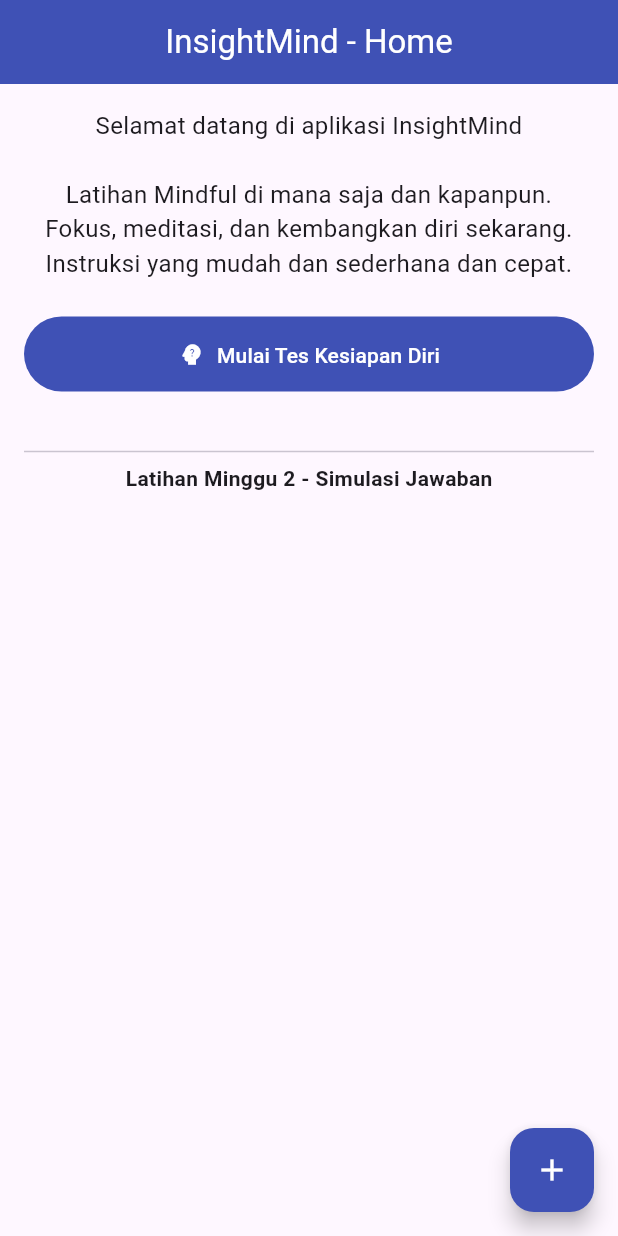
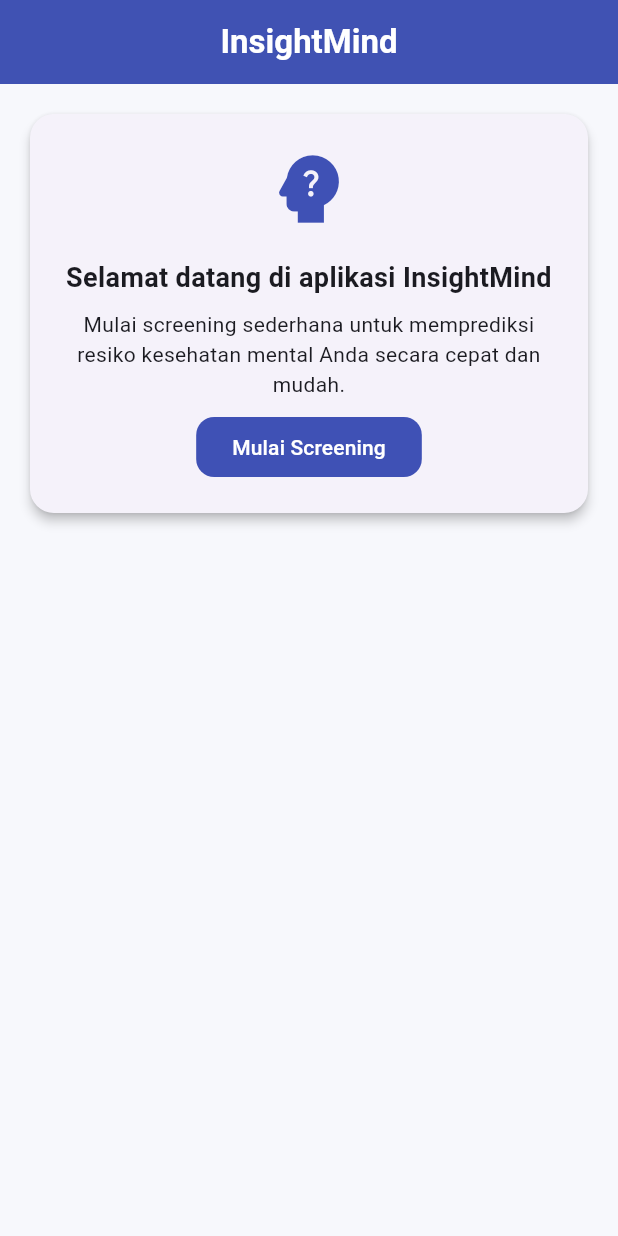
Before and after one commit to Alfian57/insightmind, a Flutter app: the screen it shows after launch, on a phone screen of 412 x 824 dp. Run offline on Flutter 3.47's test engine with Material 3 defaults, Android fonts, the phone set to English and light mode, and no system bars; our stand-ins replace flutter_riverpod; Roboto replaces fonts that are missing (Poppins).

Commit message:
feat: update UI

```diff
--- a/lib/app.dart
+++ b/lib/app.dart
@@ -9,7 +9,32 @@ class App extends StatelessWidget {
     return MaterialApp(
       title: 'InsightMind',
       debugShowCheckedModeBanner: false,
-      theme: ThemeData(primarySwatch: Colors.indigo, useMaterial3: true),
+      theme: ThemeData(
+        colorScheme: ColorScheme.fromSeed(
+          seedColor: Colors.indigo,
+          brightness: Brightness.light,
+        ),
+        textTheme: const TextTheme(
+          bodyMedium: TextStyle(fontFamily: 'Poppins', fontSize: 14),
+          titleLarge: TextStyle(fontWeight: FontWeight.bold),
+        ),
+        appBarTheme: const AppBarTheme(
+          backgroundColor: Colors.indigo,
+          foregroundColor: Colors.white,
+          centerTitle: true,
+          elevation: 2,
+        ),
+        filledButtonTheme: FilledButtonThemeData(
+          style: FilledButton.styleFrom(
+            backgroundColor: Colors.indigo,
+            foregroundColor: Colors.white,
+            shape: const RoundedRectangleBorder(
+              borderRadius: BorderRadius.all(Radius.circular(12)),
+            ),
+          ),
+        ),
+        scaffoldBackgroundColor: const Color(0xFFF7F8FC),
+      ),
       home: const HomePage(),
     );
   }
--- a/lib/features/insightmind/presentation/pages/home_page.dart
+++ b/lib/features/insightmind/presentation/pages/home_page.dart
@@ -11,76 +11,87 @@ class HomePage extends ConsumerWidget {
     final answers = ref.watch(answersProvider);
 
     return Scaffold(
-      appBar: AppBar(
-        title: const Text('InsightMind - Home'),
-        backgroundColor: Colors.indigo,
-        foregroundColor: Colors.white,
-        centerTitle: true,
-      ),
-      body: Padding(
+      appBar: AppBar(title: const Text('InsightMind')),
+      body: ListView(
         padding: const EdgeInsets.all(16),
-        child: Column(
+        children: [
+          Column(
             crossAxisAlignment: CrossAxisAlignment.center,
             children: [
-            const Text(
-              'Selamat datang di aplikasi InsightMind\n\n'
-              'Latihan Mindful di mana saja dan kapanpun.\n'
-              'Fokus, meditasi, dan kembangkan diri sekarang.\n'
-              'Instruksi yang mudah dan sederhana dan cepat.',
+              Card(
+                shape: RoundedRectangleBorder(
+                  borderRadius: BorderRadius.circular(16),
+                ),
+                elevation: 3,
+                child: Padding(
+                  padding: const EdgeInsets.all(20),
+                  child: Column(
+                    children: [
+                      const Icon(
+                        Icons.psychology_alt,
+                        size: 60,
+                        color: Colors.indigo,
+                      ),
+                      const SizedBox(height: 16),
+                      Text(
+                        'Selamat datang di aplikasi InsightMind',
+                        style: TextStyle(
+                          fontSize: 18,
+                          fontWeight: FontWeight.bold,
+                        ),
                         textAlign: TextAlign.center,
-              style: TextStyle(fontSize: 16),
                       ),
-            const SizedBox(height: 24),
-
-            // Tombol menuju ScreeningPage
-            SizedBox(
-              width: double.infinity,
-              height: 50, // Ukuran tombol
-              child: FilledButton.icon(
-                icon: const Icon(Icons.psychology_alt),
-                label: const Text('Mulai Tes Kesiapan Diri'),
-                style: FilledButton.styleFrom(
-                  backgroundColor: Colors.indigo,
-                  padding: const EdgeInsets.symmetric(vertical: 16),
+                      SizedBox(height: 8),
+                      Text(
+                        'Mulai screening sederhana untuk memprediksi resiko kesehatan mental Anda secara cepat dan mudah.',
+                        textAlign: TextAlign.center,
                       ),
+                      SizedBox(height: 8),
+                      FilledButton(
                         onPressed: () {
                           Navigator.push(
                             context,
-                    MaterialPageRoute(builder: (__) => const ScreeningPage()),
+                            MaterialPageRoute(
+                              builder: (__) => const ScreeningPage(),
+                            ),
                           );
                         },
+                        child: const Text('Mulai Screening'),
+                      ),
+                    ],
                   ),
                 ),
-
-            const SizedBox(height: 32),
-            const Divider(thickness: 1),
-
-            // Text untuk hasil terakhir
-            const Text(
-              'Latihan Minggu 2 - Simulasi Jawaban',
+              ),
+              const SizedBox(height: 24),
+              if (answers.isNotEmpty) ...[
+                Card(
+                  shape: RoundedRectangleBorder(
+                    borderRadius: BorderRadius.circular(12),
+                  ),
+                  child: Padding(
+                    padding: const EdgeInsets.all(16),
+                    child: Column(
+                      children: [
+                        Text(
+                          'Riwayat Simulasi:',
                           style: TextStyle(fontWeight: FontWeight.bold),
                         ),
+                        const SizedBox(height: 8),
                         Wrap(
                           spacing: 8,
                           children: [
-                for (int i = 0; i < answers.length; i++)
-                  Chip(label: Text('${answers[i]}')),
+                            for (final a in answers)
+                              Chip(label: Text(a.toString())),
                           ],
                         ),
                       ],
                     ),
                   ),
-      floatingActionButton: FloatingActionButton(
-        backgroundColor: Colors.indigo,
-        foregroundColor: Colors.white,
-        onPressed: () {
-          // Tambah data dummy (latihan minggu)
-          final newValue = (DateTime.now().millisecondsSinceEpoch % 4).toInt();
-          final current = [...ref.read(answersProvider)];
-          current.add(newValue);
-          ref.read(answersProvider.notifier).setAnswers(current);
-        },
-        child: const Icon(Icons.add),
+                ),
+              ],
+            ],
+          ),
+        ],
       ),
     );
   }
```
Also changed, not shown: lib/features/insightmind/presentation/pages/result_page.dart (+48 -25 lines), lib/features/insightmind/presentation/pages/screening_page.dart (+88 -59 lines), lib/features/insightmind/presentation/widgets/screening_question_tile.dart (deleted, +0 -41 lines), 1 other file. Lines whose indentation alone changed are shown as unchanged.
